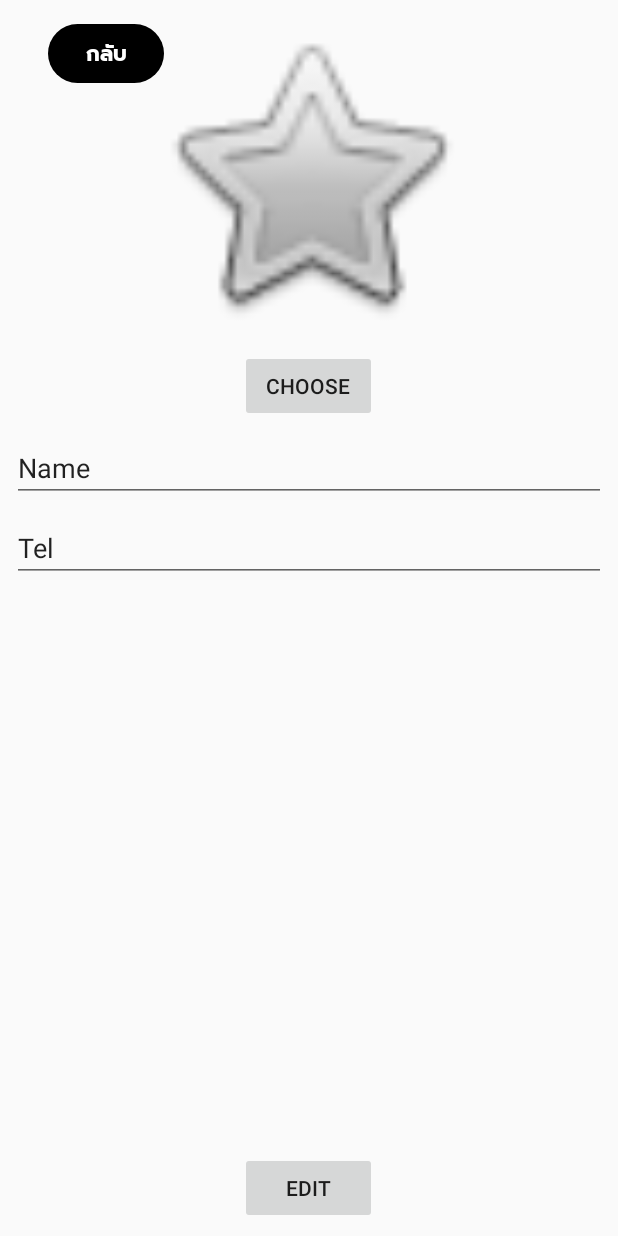
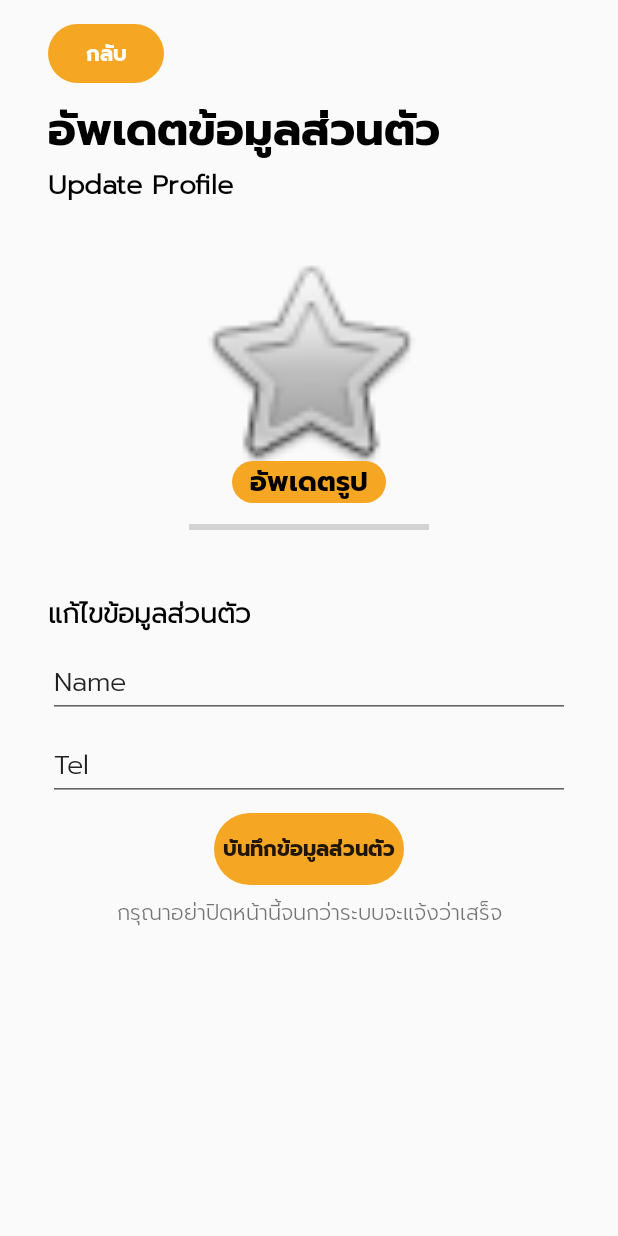
Before and after one commit to nawinest/Android-finalproject, an Android app: the fragment EditProfileFragment placed in its activity, on a phone screen of 412 x 824 dp. Run offline under Robolectric (Android 15) with nearby library versions, the phone set to English and light mode, and no system bars; our stand-ins replace Firebase (no records; nobody signed in at launch, a user with empty details on screens opened directly), Picasso; pictures from the network do not load; Roboto replaces fonts that are not available here.

Commit message:
Edit with profile success

```diff
--- a/FindBuffet/app/src/main/java/com/nawinc27/mac/findbuffet/Profile/EditProfileFragment.java
+++ b/FindBuffet/app/src/main/java/com/nawinc27/mac/findbuffet/Profile/EditProfileFragment.java
@@ -52,6 +52,9 @@ public class EditProfileFragment extends Fragment {
     private String imgUrlFromProfile;
     private boolean isUserPickImage = false;
     private Button back_btn_edit_profile;
+    private ProgressBar mProgressBar;
+    private TextView progress_text_edit_profile;
+
 
     @Nullable
     @Override
@@ -64,6 +67,7 @@ public class EditProfileFragment extends Fragment {
         super.onActivityCreated(savedInstanceState);
 
         db = FirebaseFirestore.getInstance();
+
         Bundle bundle = getArguments();
         if(bundle != null){
             uid = bundle.getString("uid");
@@ -72,17 +76,21 @@ public class EditProfileFragment extends Fragment {
             getEditInfo(uid);
         }
 
-        mChoose = getActivity().findViewById(R.id.capture_img_editprofile);
+
         mUploader = getActivity().findViewById(R.id.edit_btn);
         mStorage = FirebaseStorage.getInstance().getReference();
         mProfile = getActivity().findViewById(R.id.profile_img_editprofile);
         back_btn_edit_profile = getActivity().findViewById(R.id.back_btn_edit_profile);
+        mProgressBar = getActivity().findViewById(R.id.progressBar);
+        progress_text_edit_profile = getActivity().findViewById(R.id.progress_text_edit_profile);
         initBackBtn();
 
         //change from choose button
         mProfile.setOnClickListener(new View.OnClickListener() {
             @Override
             public void onClick(View v) {
+                mProgressBar.setProgress(0);
+                progress_text_edit_profile.setText("");
                 Intent intent = new Intent(Intent.ACTION_PICK);
                 intent.setType("image/*");
                 startActivityForResult(intent.createChooser(intent,"Choose App"), CAMERA_REQUEST_CODE);
@@ -127,30 +135,6 @@ public class EditProfileFragment extends Fragment {
             uri = data.getData();
             Picasso.with(getActivity()).load(uri).fit().centerCrop().into(mProfile);
             isUserPickImage = true;
-        }else{
-            isUserPickImage = false;
-            downloadImageUrl = imgUrlFromProfile;
-            Toast.makeText(getActivity(),"Please Choose image", Toast.LENGTH_LONG).show();
-        }
-    }
-
-
-    public void upload(){
-        if(!isUserPickImage) {
-            downloadImageUrl = imgUrlFromProfile;
-            EditText edit_name = ((EditText)getActivity().findViewById(R.id.edit_name));
-            EditText edit_tel = ((EditText)getActivity().findViewById(R.id.edit_tel));
-            Customer cus = new Customer(edit_name.getText().toString(), edit_tel.getText().toString()
-                    ,downloadImageUrl);
-
-            db.collection("customer").document((" Member " + uid))
-                    .set(cus).addOnSuccessListener(new OnSuccessListener<Void>() {
-                @Override
-                public void onSuccess(Void aVoid) {
-                    Toast.makeText(getActivity(),"Edit your profile success", Toast.LENGTH_LONG).show();
-                }
-            });
-        }else {
             final StorageReference filePath = mStorage.child("Photo_profile").child("Profile_" + uid);
             final UploadTask uploadTask = filePath.putFile(uri);
 
@@ -182,10 +166,9 @@ public class EditProfileFragment extends Fragment {
                                     Toast.makeText(getActivity(),"Edit your profile success", Toast.LENGTH_LONG).show();
                                 }
                             });
+                            progress_text_edit_profile.setText("สำเร็จ !!");
                         }
                     });
-
-
                 }
             }).addOnFailureListener(new OnFailureListener() {
                 @Override
@@ -193,8 +176,35 @@ public class EditProfileFragment extends Fragment {
                     Toast.makeText(getActivity(),"Uploading Fail, Sorry u must have logged in. ", Toast.LENGTH_LONG).show();
                     Log.d("Edit Profile", "Fail because user don't signed in to system");
                 }
+            }).addOnProgressListener(new OnProgressListener<UploadTask.TaskSnapshot>() {
+                @Override
+                public void onProgress(UploadTask.TaskSnapshot taskSnapshot) {
+                    double progress = (100.0 * taskSnapshot.getBytesTransferred()) / taskSnapshot.getTotalByteCount();
+                    mProgressBar.setProgress((int) progress);
+                    progress_text_edit_profile.setText("ระบบกำลังอัพเดตรูปโปรไฟล์...");
+                }
             });
+        }else{
+            isUserPickImage = false;
+            downloadImageUrl = imgUrlFromProfile;
+            Toast.makeText(getActivity(),"Please Choose image", Toast.LENGTH_LONG).show();
         }
+    }
+
+
+    public void upload(){
+        EditText edit_name = ((EditText)getActivity().findViewById(R.id.edit_name));
+        EditText edit_tel = ((EditText)getActivity().findViewById(R.id.edit_tel));
+        Customer cus = new Customer(edit_name.getText().toString(), edit_tel.getText().toString()
+                ,downloadImageUrl);
+
+        db.collection("customer").document((" Member " + uid))
+                .set(cus).addOnSuccessListener(new OnSuccessListener<Void>() {
+            @Override
+            public void onSuccess(Void aVoid) {
+                Toast.makeText(getActivity(),"Edit your profile success", Toast.LENGTH_LONG).show();
+            }
+        });
     }
 
     public void initBackBtn(){
--- /dev/null
+++ b/FindBuffet/app/src/main/res/layout/activity_maps.xml
@@ -0,0 +1,9 @@
+<?xml version="1.0" encoding="utf-8"?>
+<fragment xmlns:android="http://schemas.android.com/apk/res/android"
+    xmlns:map="http://schemas.android.com/apk/res-auto"
+    xmlns:tools="http://schemas.android.com/tools"
+    android:id="@+id/map"
+    android:name="com.google.android.gms.maps.SupportMapFragment"
+    android:layout_width="match_parent"
+    android:layout_height="match_parent"
+    tools:context=".MapsActivity" />
--- a/FindBuffet/app/src/main/res/layout/fragment_edit_profile.xml
+++ b/FindBuffet/app/src/main/res/layout/fragment_edit_profile.xml
@@ -6,6 +6,45 @@
     android:layout_width="match_parent"
     android:layout_height="match_parent">
 
+    <TextView
+        android:id="@+id/textView20"
+        android:layout_width="wrap_content"
+        android:layout_height="wrap_content"
+        android:layout_marginStart="32dp"
+        android:layout_marginLeft="32dp"
+        android:layout_marginTop="8dp"
+        android:text="อัพเดตข้อมูลส่วนตัว"
+        android:textColor="@color/common_google_signin_btn_text_dark_focused"
+        android:textSize="30sp"
+        app:fontFamily="@font/prompt_bold"
+        app:layout_constraintStart_toStartOf="parent"
+        app:layout_constraintTop_toBottomOf="@+id/back_btn_edit_profile" />
+
+    <TextView
+        android:id="@+id/textView22"
+        android:layout_width="wrap_content"
+        android:layout_height="wrap_content"
+        android:text="Update Profile"
+        android:textColor="@android:color/black"
+        android:textSize="18sp"
+        android:textStyle="bold"
+        app:fontFamily="@font/prompt_light"
+        app:layout_constraintStart_toStartOf="@+id/textView20"
+        app:layout_constraintTop_toBottomOf="@+id/textView20" />
+
+    <TextView
+        android:id="@+id/textView24"
+        android:layout_width="wrap_content"
+        android:layout_height="wrap_content"
+        android:layout_marginTop="8dp"
+        android:text="แก้ไขข้อมูลส่วนตัว"
+        android:textColor="@android:color/black"
+        android:textSize="18sp"
+        android:textStyle="bold"
+        app:fontFamily="@font/prompt_light"
+        app:layout_constraintStart_toStartOf="@+id/edit_name"
+        app:layout_constraintTop_toBottomOf="@+id/progress_text_edit_profile" />
+
     <Button
         android:id="@+id/back_btn_edit_profile"
         android:layout_width="77dp"
@@ -13,7 +52,7 @@
         android:layout_marginStart="32dp"
         android:layout_marginLeft="32dp"
         android:layout_marginTop="16dp"
-        android:background="@drawable/radius_border"
+        android:background="@drawable/radius_border_yellow"
         android:fontFamily="@font/prompt_bold"
         android:text="กลับ"
         android:textColor="@color/colorWhite"
@@ -21,42 +60,26 @@
         app:layout_constraintTop_toTopOf="parent" />
 
     <Button
-        android:id="@+id/capture_img_editprofile"
-        android:layout_width="91dp"
+        android:id="@+id/edit_btn"
+        android:layout_width="wrap_content"
         android:layout_height="wrap_content"
-        android:layout_marginStart="16dp"
-        android:layout_marginLeft="16dp"
         android:layout_marginTop="8dp"
-        android:layout_marginEnd="8dp"
-        android:layout_marginRight="8dp"
-        android:text="Choose"
-        app:layout_constraintEnd_toEndOf="parent"
-        app:layout_constraintHorizontal_bias="0.486"
-        app:layout_constraintStart_toStartOf="parent"
-        app:layout_constraintTop_toBottomOf="@+id/profile_img_editprofile" />
-
-    <Button
-        android:id="@+id/edit_btn"
-        android:layout_width="91dp"
-        android:layout_height="wrap_content"
-        android:layout_marginStart="16dp"
-        android:layout_marginLeft="16dp"
-        android:layout_marginEnd="8dp"
-        android:layout_marginRight="8dp"
-        android:layout_marginBottom="8dp"
-        android:text="Edit"
-        app:layout_constraintBottom_toBottomOf="parent"
-        app:layout_constraintEnd_toEndOf="parent"
-        app:layout_constraintHorizontal_bias="0.486"
-        app:layout_constraintStart_toStartOf="parent" />
+        android:text="บันทึกข้อมูลส่วนตัว"
+        android:paddingLeft="6dp"
+        android:paddingRight="6dp"
+        android:fontFamily="@font/prompt_bold"
+        android:background="@drawable/radius_border_yellow"
+        app:layout_constraintEnd_toEndOf="@+id/edit_tel"
+        app:layout_constraintStart_toStartOf="@+id/edit_tel"
+        app:layout_constraintTop_toBottomOf="@+id/edit_tel" />
 
     <ImageView
         android:id="@+id/profile_img_editprofile"
-        android:layout_width="217dp"
-        android:layout_height="217dp"
+        android:layout_width="160dp"
+        android:layout_height="160dp"
         android:layout_marginStart="8dp"
         android:layout_marginLeft="8dp"
-        android:layout_marginTop="8dp"
+        android:layout_marginTop="24dp"
         android:layout_marginEnd="8dp"
         android:layout_marginRight="8dp"
         android:adjustViewBounds="true"
@@ -64,40 +87,97 @@
         android:scaleType="fitCenter"
         app:layout_constraintEnd_toEndOf="parent"
         app:layout_constraintStart_toStartOf="parent"
-        app:layout_constraintTop_toTopOf="parent"
+        app:layout_constraintTop_toBottomOf="@+id/textView22"
         app:srcCompat="@android:drawable/btn_star" />
 
     <EditText
         android:id="@+id/edit_name"
         android:layout_width="0dp"
         android:layout_height="wrap_content"
-        android:layout_marginStart="8dp"
-        android:layout_marginLeft="8dp"
+        android:layout_marginStart="32dp"
+        android:layout_marginLeft="32dp"
         android:layout_marginTop="8dp"
-        android:layout_marginEnd="8dp"
-        android:layout_marginRight="8dp"
+        android:layout_marginEnd="32dp"
+        android:layout_marginRight="32dp"
         android:ems="10"
+        android:fontFamily="@font/prompt_light"
         android:inputType="textPersonName"
         android:text="Name"
         app:layout_constraintEnd_toEndOf="parent"
         app:layout_constraintStart_toStartOf="parent"
-        app:layout_constraintTop_toBottomOf="@+id/capture_img_editprofile" />
+        app:layout_constraintTop_toBottomOf="@+id/textView24" />
 
     <EditText
         android:id="@+id/edit_tel"
         android:layout_width="0dp"
+        android:layout_height="wrap_content"
+        android:layout_marginTop="8dp"
+        android:layout_marginEnd="32dp"
+        android:layout_marginRight="32dp"
+        android:ems="10"
+        android:fontFamily="@font/prompt_light"
+        android:inputType="textPersonName"
+        android:text="Tel"
+        app:layout_constraintEnd_toEndOf="parent"
+        app:layout_constraintStart_toStartOf="@+id/edit_name"
+        app:layout_constraintTop_toBottomOf="@+id/edit_name" />
+
+    <TextView
+        android:id="@+id/textView25"
+        android:layout_width="wrap_content"
         android:layout_height="wrap_content"
         android:layout_marginStart="8dp"
         android:layout_marginLeft="8dp"
         android:layout_marginTop="8dp"
         android:layout_marginEnd="8dp"
         android:layout_marginRight="8dp"
-        android:ems="10"
-        android:inputType="textPersonName"
-        android:text="Tel"
+        android:text="กรุณาอย่าปิดหน้านี้จนกว่าระบบจะแจ้งว่าเสร็จ"
+        android:textSize="14sp"
+        app:fontFamily="@font/prompt_light"
         app:layout_constraintEnd_toEndOf="parent"
-        app:layout_constraintHorizontal_bias="0.0"
         app:layout_constraintStart_toStartOf="parent"
-        app:layout_constraintTop_toBottomOf="@+id/edit_name" />
+        app:layout_constraintTop_toBottomOf="@+id/edit_btn" />
+
+    <TextView
+        android:id="@+id/progress_text_edit_profile"
+        android:layout_width="wrap_content"
+        android:layout_height="wrap_content"
+        android:layout_marginTop="8dp"
+        android:textColor="@android:color/holo_red_dark"
+        android:textSize="14sp"
+        app:fontFamily="@font/prompt_light"
+        app:layout_constraintEnd_toEndOf="@+id/progressBar"
+        app:layout_constraintStart_toStartOf="@+id/progressBar"
+        app:layout_constraintTop_toBottomOf="@+id/progressBar" />
+
+    <TextView
+        android:id="@+id/textView26"
+        android:layout_width="wrap_content"
+        android:layout_height="wrap_content"
+        android:layout_marginBottom="8dp"
+        android:background="@drawable/radius_border_yellow"
+        android:paddingLeft="12dp"
+        android:paddingRight="12dp"
+        android:text="อัพเดตรูป"
+        android:textColor="@color/common_google_signin_btn_text_dark_focused"
+        android:textSize="18sp"
+        android:textStyle="bold"
+        app:fontFamily="@font/prompt_bold"
+        app:layout_constraintBottom_toBottomOf="@+id/profile_img_editprofile"
+        app:layout_constraintEnd_toEndOf="@+id/profile_img_editprofile"
+        app:layout_constraintHorizontal_bias="0.498"
+        app:layout_constraintStart_toStartOf="@+id/profile_img_editprofile"
+        app:layout_constraintTop_toBottomOf="@+id/profile_img_editprofile" />
+
+    <ProgressBar
+        android:id="@+id/progressBar"
+        style="?android:attr/progressBarStyleHorizontal"
+        android:layout_width="0dp"
+        android:layout_height="wrap_content"
+        android:layout_marginTop="8dp"
+        app:layout_constraintEnd_toEndOf="@+id/profile_img_editprofile"
+        app:layout_constraintStart_toStartOf="@+id/profile_img_editprofile"
+        app:layout_constraintTop_toBottomOf="@+id/textView26" />
+
 
 </android.support.constraint.ConstraintLayout>
--- a/FindBuffet/app/src/main/res/values/colors.xml
+++ b/FindBuffet/app/src/main/res/values/colors.xml
@@ -2,7 +2,7 @@
 <resources>
     <color name="colorPrimary">#3f51b5</color>
     <color name="colorPrimaryDark">#f5a623</color>
-    <color name="colorAccent">#FF4081</color>
+    <color name="colorAccent">#f5a623</color>
     <color name="colorBackgroundWhiteGrey">#F0F0F0</color>
     <color name="colorWhite">#fff</color>
 
```
Also changed, not shown: 1 other file.
